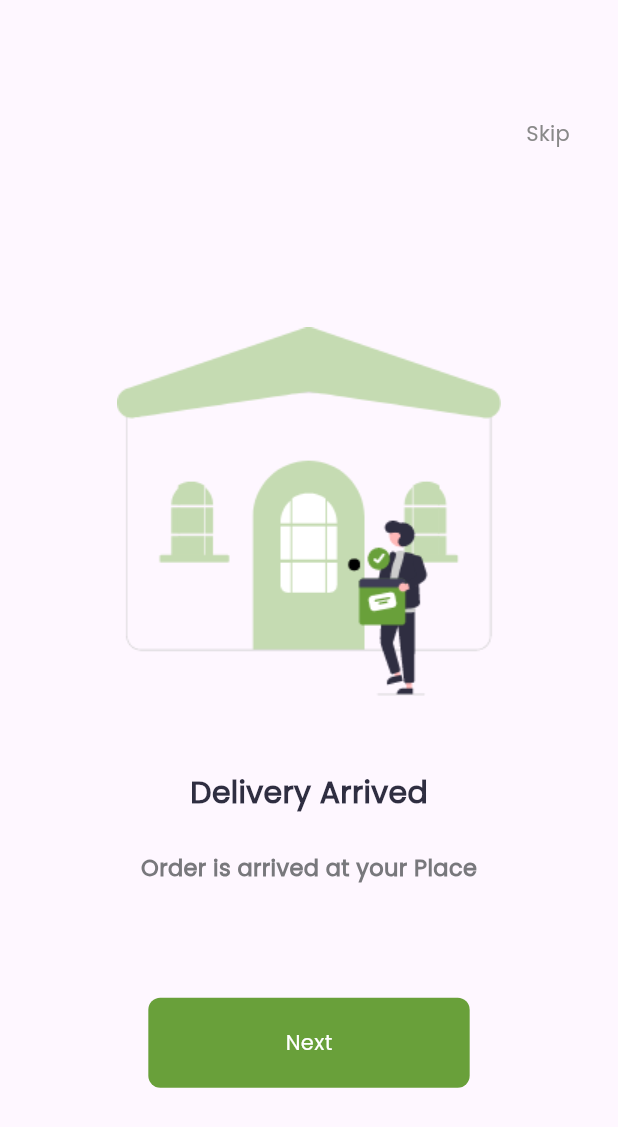
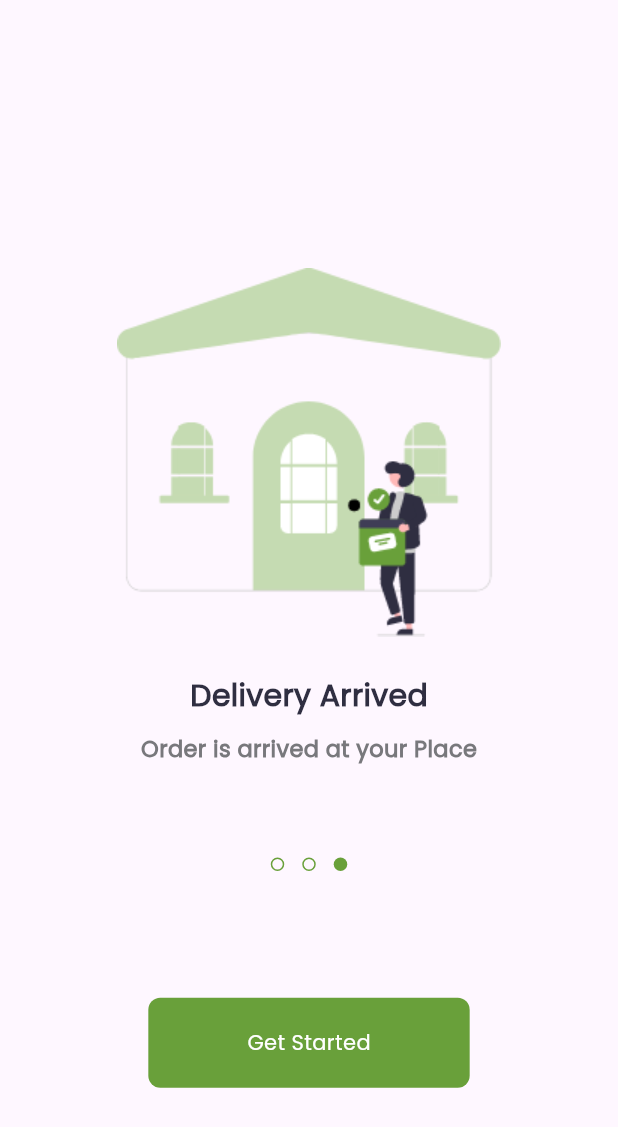
Before and after one commit to cezarxo/Fruit-Market, a Flutter app: the screen it shows after launch, swiped to page 3, on a phone screen of 412 x 824 dp. Shown: the top 1127 px of the screen. Run offline on Flutter 3.47's test engine with Material 3 defaults, Android fonts, the phone set to English and light mode, and no system bars; drawn by our look-alikes of dots_indicator; our stand-ins replace get.

Commit message:
finishing oboarding

```diff
--- /dev/null
+++ b/lib/features/onboarding/widgets/custom_indicator.dart
@@ -0,0 +1,26 @@
+import 'package:dots_indicator/dots_indicator.dart';
+import 'package:flutter/material.dart';
+import '../../../core/contstants.dart';
+
+class CustomDotsIndicator extends StatelessWidget {
+  final double? dotIndex;
+  const CustomDotsIndicator({super.key, required this.dotIndex});
+
+  @override
+  Widget build(BuildContext context) {
+    return DotsIndicator(
+      dotsCount: 3,
+      position: dotIndex!.toInt(),
+      decorator: DotsDecorator(
+        color: Colors.transparent,
+        activeColor: kMainColor,
+        shape: RoundedRectangleBorder(
+          borderRadius: BorderRadius.circular(8.0),
+          side: const BorderSide(
+            color: kMainColor,
+          ),
+        ),
+      ),
+    );
+  }
+}
--- a/lib/features/onboarding/widgets/custom_page_view.dart
+++ b/lib/features/onboarding/widgets/custom_page_view.dart
@@ -2,11 +2,13 @@ import 'package:flutter/material.dart';
 import 'package:fruit_app/features/onboarding/widgets/page_view_items.dart';
 
 class CustomPageView extends StatelessWidget {
-  const CustomPageView({super.key});
+  final PageController? pageController;
+  const CustomPageView({super.key, this.pageController});
 
   @override
   Widget build(BuildContext context) {
     return PageView(
+      controller: pageController,
       children: const [
         PageViewItem(
           image: 'assets/images/onboarding1.png',
--- a/lib/features/onboarding/widgets/onboarding_body.dart
+++ b/lib/features/onboarding/widgets/onboarding_body.dart
@@ -4,16 +4,46 @@ import 'package:flutter/widgets.dart';
 import 'package:fruit_app/core/utils/size_config.dart';
 import 'package:fruit_app/core/widgets/custom_button.dart';
 import 'package:fruit_app/features/onboarding/widgets/custom_page_view.dart';
+import 'package:get/get.dart';
+import '../../auth/presentation/pages/login/login_view.dart';
+import 'custom_indicator.dart';
 
-class OnBoardingBodyView extends StatelessWidget {
+class OnBoardingBodyView extends StatefulWidget {
   const OnBoardingBodyView({super.key});
+
+  @override
+  State<OnBoardingBodyView> createState() => _OnBoardingBodyViewState();
+}
+
+class _OnBoardingBodyViewState extends State<OnBoardingBodyView> {
+  PageController? pageController;
+  @override
+  void initState() {
+    pageController = PageController(initialPage: 0)
+      ..addListener(() {
+        setState(() {});
+      });
+    super.initState();
+  }
 
   @override
   Widget build(BuildContext context) {
     return Stack(
       children: [
-        const CustomPageView(),
+        CustomPageView(pageController: pageController!),
         Positioned(
+          bottom: SizeConfig.defaultSize! * 24.0,
+          left: 0,
+          right: 0,
+          child: CustomDotsIndicator(
+            dotIndex: pageController!.hasClients ? pageController?.page : 0,
+          ),
+        ),
+        Visibility(
+          visible: pageController!.hasClients
+              ? (pageController?.page == 2 ? false : true)
+              : true,
+          child: Positioned(
             top: SizeConfig.defaultSize! * 8.0,
             right: 32,
             child: const Text(
@@ -25,11 +55,26 @@ class OnBoardingBodyView extends StatelessWidget {
               textAlign: TextAlign.left,
             ),
           ),
+        ),
         Positioned(
           right: SizeConfig.defaultSize! * 10,
           left: SizeConfig.defaultSize! * 10,
           bottom: SizeConfig.defaultSize! * 10,
-          child: const CustomGeneralButton(text: 'Next'),
+          child: CustomGeneralButton(
+              onTap: () {
+                if (pageController!.page! < 2) {
+                  pageController?.nextPage(
+                      duration: const Duration(milliseconds: 500),
+                      curve: Curves.easeIn);
+                } else {
+                  Get.to(() => const LoginView(),
+                      transition: Transition.leftToRight,
+                      duration: const Duration(milliseconds: 500));
+                }
+              },
+              text: pageController!.hasClients
+                  ? (pageController?.page == 2 ? "Get Started" : 'Next')
+                  : 'Next'),
         ),
       ],
     );
--- a/lib/features/onboarding/widgets/page_view_items.dart
+++ b/lib/features/onboarding/widgets/page_view_items.dart
@@ -17,12 +17,12 @@ class PageViewItem extends StatelessWidget {
   Widget build(BuildContext context) {
     return Column(
       children: [
-        const VerticalSpace(22),
+        const VerticalSpace(18),
         SizedBox(
           height: SizeConfig.defaultSize! * 25,
           child: Image.asset(image),
         ),
-        const VerticalSpace(5),
+        const VerticalSpace(2.5),
         Text(
           title,
           textAlign: TextAlign.left,
@@ -32,7 +32,7 @@ class PageViewItem extends StatelessWidget {
             fontWeight: FontWeight.w600,
           ),
         ),
-        const VerticalSpace(2.5),
+        const VerticalSpace(1),
         Text(
           subTitle,
           textAlign: TextAlign.left,
--- a/pubspec.yaml
+++ b/pubspec.yaml
@@ -8,6 +8,7 @@ environment:
 
 dependencies:
   cupertino_icons: ^1.0.6
+  dots_indicator: ^3.0.0
   flutter:
     sdk: flutter
   get: ^4.6.6
@@ -25,7 +26,6 @@ flutter:
     - family: Poppins
       fonts:
         - asset: assets/fonts/Poppins-Regular.ttf
-
   #   - family: Trajan Pro
   #     fonts:
   #       - asset: fonts/TrajanPro.ttf
```
Also changed, not shown: pubspec.lock. Lines whose indentation alone changed are shown as unchanged.
